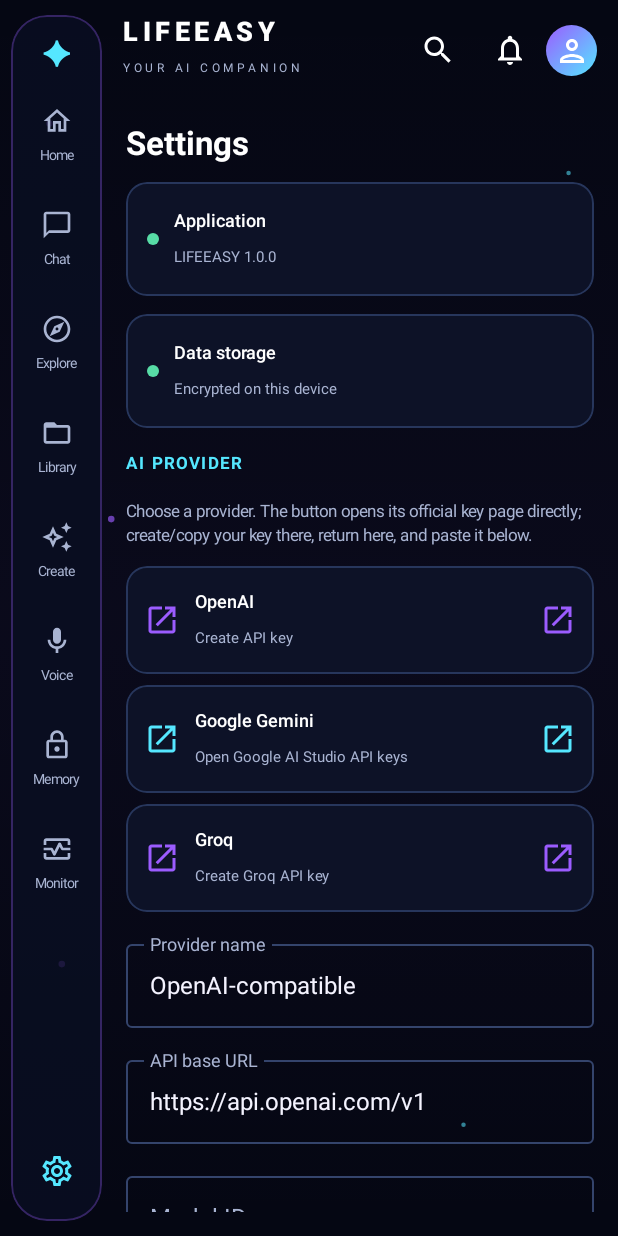
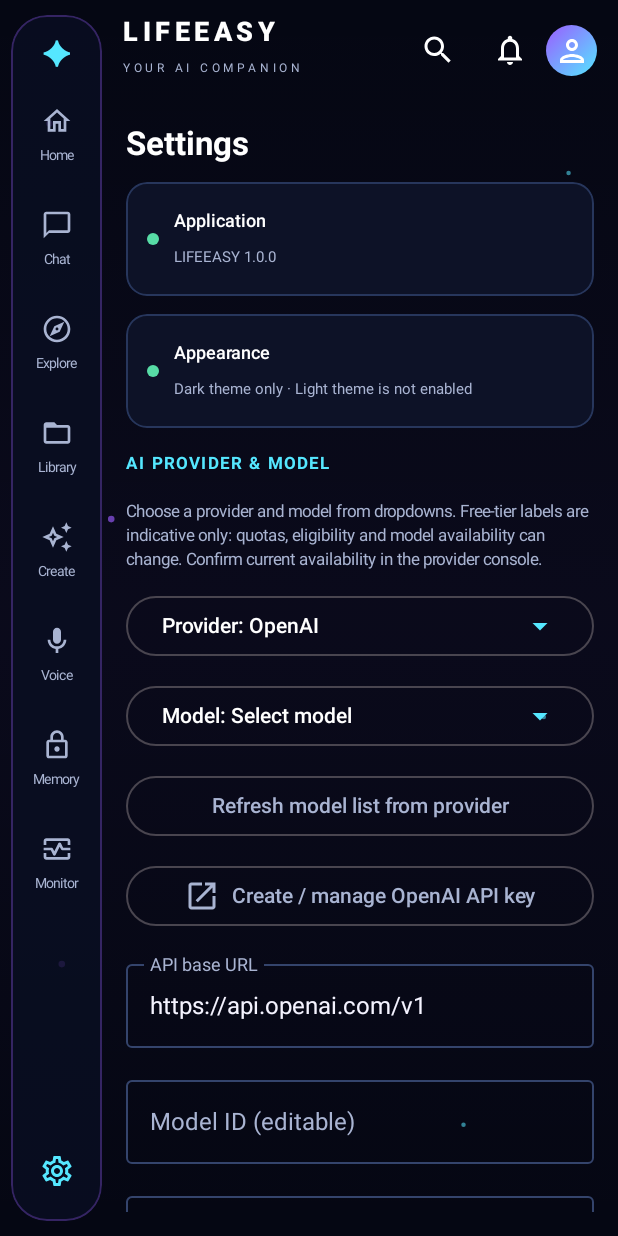
Before and after one commit to jafinarman44-coder/CODING-AGENT_DEEPSEEK, an Android app built with Jetpack Compose: the screen it shows after launch (MainActivity), after a tap on "Settings", on a phone screen of 412 x 824 dp. Run offline under Robolectric (Android 15) with nearby library versions, the phone set to English and light mode, and no system bars; our stand-ins replace Room's generated code; libraries missing offline, so code that uses them is left out: com.google.android.filament, io.github.sceneview, io.github.sceneview.math, io.github.sceneview.node, io.github.sceneview.rememberCameraNode and 6 more; pictures from the network do not load; 10 statements that could not run were skipped; 3 other taps on this screen came first.

Commit message:
Add files via upload

```diff
--- a/app/src/main/kotlin/com/lifeeasy/agent/MainActivity.kt
+++ b/app/src/main/kotlin/com/lifeeasy/agent/MainActivity.kt
@@ -584,48 +584,92 @@ private fun MonitorScreen() {
 private fun SettingsScreen(providerStore: AiProviderStore) {
     val context = LocalContext.current
     var config by remember { mutableStateOf(providerStore.load()) }
-    var status by remember { mutableStateOf("API key is encrypted with Android Keystore when saved. Use HTTPS for cloud endpoints.") }
+    var status by remember { mutableStateOf("Select a provider and model. Availability and free quotas depend on the provider account.") }
     var saved by remember { mutableStateOf(false) }
+    var providerMenu by remember { mutableStateOf(false) }
+    var modelMenu by remember { mutableStateOf(false) }
+    var discoveredModels by remember { mutableStateOf<List<String>>(emptyList()) }
+    var loadingModels by remember { mutableStateOf(false) }
+    val settingsScope = rememberCoroutineScope()
+    val supportedProviders = ProviderCatalog.providers.filter { it.baseUrl.isNotBlank() }
+    var selectedProvider by remember {
+        mutableStateOf(supportedProviders.firstOrNull { it.name == config.providerName || config.providerName.startsWith(it.name) } ?: supportedProviders.first())
+    }
 
     fun openExternal(url: String) {
         runCatching { context.startActivity(Intent(Intent.ACTION_VIEW, Uri.parse(url))) }
             .onFailure { status = "Could not open browser: ${it.message}" }
     }
-    fun chooseProvider(name: String, baseUrl: String, model: String, keyUrl: String) {
-        config = config.copy(providerName = name, baseUrl = baseUrl, model = model)
+    fun applyProvider(provider: ProviderPreset) {
+        selectedProvider = provider
+        discoveredModels = emptyList()
+        config = config.copy(providerName = provider.name, baseUrl = provider.baseUrl,
+            model = provider.models.firstOrNull()?.id.orEmpty())
         saved = false
-        openExternal(keyUrl)
+        status = provider.note.ifBlank { "Choose a model, create an API key, paste it below, then save." }
     }
 
     Column(Modifier.fillMaxSize().padding(16.dp).verticalScroll(rememberScrollState()), verticalArrangement = Arrangement.spacedBy(12.dp)) {
         Text("Settings", color = Color.White, fontSize = 22.sp, fontWeight = FontWeight.Bold)
         StatusLine("Application", "LIFEEASY 1.0.0", true)
-        StatusLine("Data storage", "Encrypted on this device", true)
-        Text("AI PROVIDER", color = Cyan, fontSize = 11.sp, fontWeight = FontWeight.Bold, letterSpacing = 1.4.sp)
-        Text("Choose a provider. The button opens its official key page directly; create/copy your key there, return here, and paste it below.", color = Muted, fontSize = 11.sp, lineHeight = 16.sp)
-        Column(verticalArrangement = Arrangement.spacedBy(7.dp)) {
-            ProviderKeyRow("OpenAI", "Create API key", Icons.Outlined.OpenInNew, Violet) {
-                chooseProvider("OpenAI", "https://api.openai.com/v1", "gpt-4o-mini", "https://platform.openai.com/api-keys")
+        StatusLine("Appearance", "Dark theme only · Light theme is not enabled", true)
+        Text("AI PROVIDER & MODEL", color = Cyan, fontSize = 11.sp, fontWeight = FontWeight.Bold, letterSpacing = 1.4.sp)
+        Text("Choose a provider and model from dropdowns. Free-tier labels are indicative only: quotas, eligibility and model availability can change. Confirm current availability in the provider console.", color = Muted, fontSize = 11.sp, lineHeight = 16.sp)
+
+        Box {
+            OutlinedButton(onClick = { providerMenu = true }, modifier = Modifier.fillMaxWidth()) {
+                Text("Provider: ${selectedProvider.name}", color = Color.White)
+                Spacer(Modifier.weight(1f)); Icon(Icons.Outlined.ArrowDropDown, null, tint = Cyan)
             }
-            ProviderKeyRow("Google Gemini", "Open Google AI Studio API keys", Icons.Outlined.OpenInNew, Cyan) {
-                chooseProvider("Google Gemini (OpenAI compatible)", "https://generativelanguage.googleapis.com/v1beta/openai", "gemini-2.5-flash", "https://aistudio.google.com/app/apikey")
-            }
-            ProviderKeyRow("Groq", "Create Groq API key", Icons.Outlined.OpenInNew, Violet) {
-                chooseProvider("Groq", "https://api.groq.com/openai/v1", "openai/gpt-oss-120b", "https://console.groq.com/keys")
+            DropdownMenu(expanded = providerMenu, onDismissRequest = { providerMenu = false }) {
+                supportedProviders.forEach { provider ->
+                    DropdownMenuItem(text = { Text(provider.name) }, onClick = { applyProvider(provider); providerMenu = false })
+                }
             }
         }
-        OutlinedTextField(value = config.providerName, onValueChange = { config = config.copy(providerName = it) }, label = { Text("Provider name") }, modifier = Modifier.fillMaxWidth(), singleLine = true)
-        OutlinedTextField(value = config.baseUrl, onValueChange = { config = config.copy(baseUrl = it) }, label = { Text("API base URL") }, modifier = Modifier.fillMaxWidth(), singleLine = true)
-        OutlinedTextField(value = config.model, onValueChange = { config = config.copy(model = it) }, label = { Text("Model ID") }, modifier = Modifier.fillMaxWidth(), singleLine = true)
-        OutlinedTextField(value = config.apiKey, onValueChange = { config = config.copy(apiKey = it) }, label = { Text("API key (leave blank for local Ollama)") }, modifier = Modifier.fillMaxWidth(), singleLine = true, visualTransformation = PasswordVisualTransformation())
+        Box {
+            OutlinedButton(onClick = { modelMenu = true }, modifier = Modifier.fillMaxWidth(), enabled = selectedProvider.models.isNotEmpty()) {
+                Text("Model: ${config.model.ifBlank { "Select model" }}", color = Color.White)
+                Spacer(Modifier.weight(1f)); Icon(Icons.Outlined.ArrowDropDown, null, tint = Cyan)
+            }
+            DropdownMenu(expanded = modelMenu, onDismissRequest = { modelMenu = false }) {
+                (discoveredModels.map { ModelPreset(it, "Available from provider API") } + selectedProvider.models).distinctBy { it.id }.forEach { model ->
+                    DropdownMenuItem(text = {
+                        Column { Text(model.id); Text(model.tier, color = Muted, fontSize = 10.sp) }
+                    }, onClick = { config = config.copy(model = model.id); modelMenu = false; saved = false })
+                }
+            }
+        }
+        OutlinedButton(onClick = {
+            settingsScope.launch {
+                loadingModels = true
+                runCatching { OpenAiCompatibleClient().listModels(config.copy(baseUrl = selectedProvider.baseUrl)) }
+                    .onSuccess { discoveredModels = it; status = if (it.isEmpty()) "Provider returned no models. Use the curated dropdown or enter a model ID manually." else "Loaded ${it.size} model IDs from ${selectedProvider.name}." }
+                    .onFailure { status = "Could not load model list: ${it.message}" }
+                loadingModels = false
+            }
+        }, modifier = Modifier.fillMaxWidth(), enabled = !loadingModels) {
+            Text(if (loadingModels) "Loading provider models…" else "Refresh model list from provider")
+        }
+        OutlinedButton(onClick = { openExternal(selectedProvider.keyUrl) }, modifier = Modifier.fillMaxWidth()) {
+            Icon(Icons.Outlined.OpenInNew, null); Spacer(Modifier.width(8.dp)); Text("Create / manage ${selectedProvider.name} API key")
+        }
+        OutlinedTextField(value = config.baseUrl, onValueChange = { config = config.copy(baseUrl = it); saved = false }, label = { Text("API base URL") }, modifier = Modifier.fillMaxWidth(), singleLine = true)
+        OutlinedTextField(value = config.model, onValueChange = { config = config.copy(model = it); saved = false }, label = { Text("Model ID (editable) ") }, modifier = Modifier.fillMaxWidth(), singleLine = true)
+        OutlinedTextField(value = config.apiKey, onValueChange = { config = config.copy(apiKey = it); saved = false }, label = { Text("API key (leave blank for local Ollama)") }, modifier = Modifier.fillMaxWidth(), singleLine = true, visualTransformation = PasswordVisualTransformation())
         Button(onClick = {
-            runCatching { providerStore.save(config); config = providerStore.load(); saved = true; status = "Provider settings saved securely. Return to Chat to send a real model request." }
-                .onFailure { saved = false; status = "Could not save: ${it.message}" }
+            runCatching {
+                require(config.baseUrl.isNotBlank()) { "This provider has no compatible public API endpoint in this app." }
+                providerStore.save(config); config = providerStore.load(); saved = true
+                status = "Provider settings saved. Send a test message in Chat. A 404 usually means the endpoint path or model ID is not available for this provider/account."
+            }.onFailure { saved = false; status = "Could not save: ${it.message}" }
         }, modifier = Modifier.fillMaxWidth()) { Text("Save AI Provider") }
         OutlinedButton(onClick = { providerStore.clear(); config = providerStore.load(); saved = false; status = "Provider configuration cleared." }, modifier = Modifier.fillMaxWidth()) { Text("Disconnect provider") }
         StatusNote(if (saved) "Provider saved" else "Provider setup", status)
-        StatusNote("Local Ollama", "For PC-hosted Ollama, use http://YOUR-PC-LAN-IP:11434/v1, enable OLLAMA_HOST=0.0.0.0 on the PC, and allow TCP 11434 through the PC firewall. Leave API key blank. Do not use localhost on the phone.")
-        StatusNote("Security & billing", "API keys are encrypted at rest with Android Keystore AES-GCM. Requests go to the endpoint you configure. Provider accounts may require billing or have rate limits; check the provider's pricing before use. Never share your key or commit it to GitHub.")
+        StatusNote("GitHub Copilot", "Copilot is shown as an informational option, not a connectable API provider: a Copilot subscription does not supply a general public Chat Completions API key for third-party apps.")
+        StatusNote("Free & paid models", "A model marked Free may have limited rate limits, regional restrictions, temporary availability or require a provider account. Paid models can incur charges. Check provider pricing before use.")
+        StatusNote("Local Ollama", "On a physical phone, use http://YOUR-PC-LAN-IP:11434/v1, enable OLLAMA_HOST=0.0.0.0 on the PC, and allow TCP 11434 through the PC firewall. Do not use localhost on the phone.")
+        StatusNote("Security", "API keys are encrypted at rest with Android Keystore AES-GCM. Never share your key or commit it to GitHub.")
         StatusLine("Voice provider", "Not configured", false)
     }
 }
--- /dev/null
+++ b/app/src/main/kotlin/com/lifeeasy/agent/ProviderCatalog.kt
@@ -0,0 +1,43 @@
+// LIFEEASY — Copyright (c) 2026 MAHADI HASAN JEWEL.
+package com.lifeeasy.agent
+
+/** Curated OpenAI Chat Completions-compatible endpoints. Model IDs are editable because providers change availability. */
+data class ProviderPreset(
+    val name: String,
+    val baseUrl: String,
+    val keyUrl: String,
+    val models: List<ModelPreset>,
+    val note: String = ""
+)
+data class ModelPreset(val id: String, val tier: String)
+
+object ProviderCatalog {
+    val providers = listOf(
+        ProviderPreset("OpenAI", "https://api.openai.com/v1", "https://platform.openai.com/api-keys", listOf(
+            ModelPreset("gpt-4o-mini", "Paid"), ModelPreset("gpt-4o", "Paid"), ModelPreset("gpt-4.1-mini", "Paid"), ModelPreset("gpt-4.1", "Paid")
+        )),
+        ProviderPreset("Google Gemini", "https://generativelanguage.googleapis.com/v1beta/openai", "https://aistudio.google.com/app/apikey", listOf(
+            ModelPreset("gemini-2.5-flash", "Free tier may be available"), ModelPreset("gemini-2.5-pro", "Paid / quota-based"), ModelPreset("gemini-2.0-flash", "Availability varies")
+        )),
+        ProviderPreset("DeepSeek", "https://api.deepseek.com", "https://platform.deepseek.com/api_keys", listOf(
+            ModelPreset("deepseek-chat", "Provider pricing applies"), ModelPreset("deepseek-reasoner", "Provider pricing applies")
+        ), "Use the model IDs currently shown in your DeepSeek console; retired aliases may return 404."),
+        ProviderPreset("xAI Grok", "https://api.x.ai/v1", "https://console.x.ai/", listOf(
+            ModelPreset("grok-3-mini", "Paid"), ModelPreset("grok-3", "Paid"), ModelPreset("grok-4", "Paid; availability varies")
+        )),
+        ProviderPreset("Groq", "https://api.groq.com/openai/v1", "https://console.groq.com/keys", listOf(
+            ModelPreset("openai/gpt-oss-20b", "Free tier may be available"), ModelPreset("openai/gpt-oss-120b", "Free tier / rate limits"), ModelPreset("groq/compound", "Availability varies")
+        )),
+        ProviderPreset("Mistral", "https://api.mistral.ai/v1", "https://console.mistral.ai/api-keys/", listOf(
+            ModelPreset("mistral-small-latest", "Paid / free trial may vary"), ModelPreset("mistral-large-latest", "Paid")
+        )),
+        ProviderPreset("OpenRouter", "https://openrouter.ai/api/v1", "https://openrouter.ai/settings/keys", listOf(
+            ModelPreset("openrouter/auto", "Paid routing"), ModelPreset("meta-llama/llama-3.3-70b-instruct:free", "Free route; availability varies"), ModelPreset("deepseek/deepseek-chat-v3-0324:free", "Free route; availability varies")
+        ), "OpenRouter model IDs and free routes change frequently; verify availability in its model directory."),
+        ProviderPreset("Ollama (local)", "http://10.0.2.2:11434/v1", "https://ollama.com/download", listOf(
+            ModelPreset("llama3.1", "Local / no per-token API fee"), ModelPreset("qwen2.5", "Local / no per-token API fee"), ModelPreset("deepseek-r1", "Local / no per-token API fee")
+        ), "On a physical phone, replace 10.0.2.2 with your PC's LAN IP; keep Ollama bound to the LAN securely."),
+        ProviderPreset("GitHub Copilot", "", "https://github.com/features/copilot", emptyList(),
+            "Copilot subscription is not a general-purpose public API key for this app. It cannot be connected through this Chat Completions adapter.")
+    )
+}
```
Also changed, not shown: app/src/main/kotlin/com/lifeeasy/agent/AiProviderClient.kt (+15 -1 lines).
